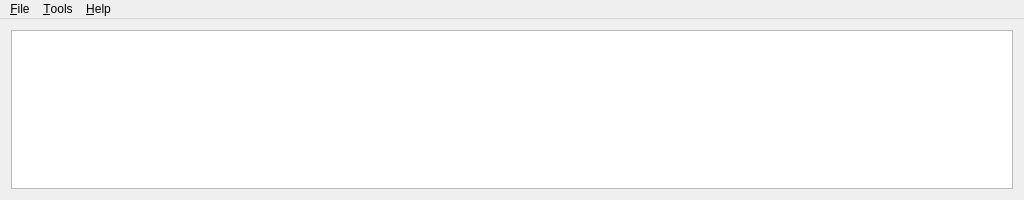
albar965/littlenavconnect, file mainwindow.ui: the form before one commit.
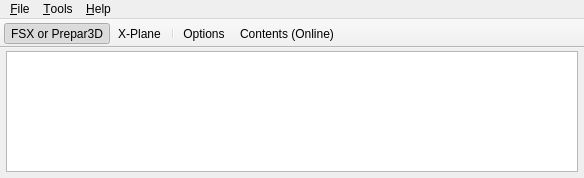
The form after the commit. Icons and pictures are not drawn.

Commit message: Enabled support for X-Plane. Added option for simulator switch and toolbar. Can now run on Linux and macOS. Updated readme. All #107

The edit to the form file:
```diff
--- a/mainwindow.ui
+++ b/mainwindow.ui
@@ -6,8 +6,8 @@
    <rect>
     <x>0</x>
     <y>0</y>
-    <width>1024</width>
-    <height>200</height>
+    <width>584</width>
+    <height>178</height>
    </rect>
   </property>
   <property name="windowTitle">
@@ -15,6 +15,18 @@
   </property>
   <widget class="QWidget" name="centralWidget">
    <layout class="QVBoxLayout" name="verticalLayout">
+    <property name="leftMargin">
+     <number>6</number>
+    </property>
+    <property name="topMargin">
+     <number>3</number>
+    </property>
+    <property name="rightMargin">
+     <number>6</number>
+    </property>
+    <property name="bottomMargin">
+     <number>6</number>
+    </property>
     <item>
      <widget class="QTextEdit" name="textEdit">
       <property name="readOnly">
@@ -29,7 +41,7 @@
     <rect>
      <x>0</x>
      <y>0</y>
-     <width>1024</width>
+     <width>584</width>
      <height>19</height>
     </rect>
    </property>
@@ -60,6 +72,28 @@
    <addaction name="menuTools"/>
    <addaction name="menuHelp"/>
   </widget>
+  <widget class="QToolBar" name="toolBar">
+   <property name="windowTitle">
+    <string>Toolbar</string>
+   </property>
+   <property name="movable">
+    <bool>false</bool>
+   </property>
+   <property name="floatable">
+    <bool>false</bool>
+   </property>
+   <attribute name="toolBarArea">
+    <enum>TopToolBarArea</enum>
+   </attribute>
+   <attribute name="toolBarBreak">
+    <bool>false</bool>
+   </attribute>
+   <addaction name="actionConnectFsx"/>
+   <addaction name="actionConnectXplane"/>
+   <addaction name="separator"/>
+   <addaction name="actionOptions"/>
+   <addaction name="actionContents"/>
+  </widget>
   <action name="actionQuit">
    <property name="icon">
     <iconset resource="littlenavconnect.qrc">
@@ -143,6 +177,37 @@
     <string>&amp;Contents (Offline, PDF)</string>
    </property>
   </action>
+  <action name="actionConnectFsx">
+   <property name="checkable">
+    <bool>true</bool>
+   </property>
+   <property name="checked">
+    <bool>true</bool>
+   </property>
+   <property name="text">
+    <string>FSX or Prepar3D</string>
+   </property>
+   <property name="toolTip">
+    <string>Connect to FSX or Prepar3D using SimConnect.</string>
+   </property>
+   <property name="shortcut">
+    <string>Ctrl+Shift+F</string>
+   </property>
+  </action>
+  <action name="actionConnectXplane">
+   <property name="checkable">
+    <bool>true</bool>
+   </property>
+   <property name="text">
+    <string>X-Plane</string>
+   </property>
+   <property name="toolTip">
+    <string>Connect to X-Plane using the Little Xpconnect plugin.</string>
+   </property>
+   <property name="shortcut">
+    <string>Ctrl+Shift+X</string>
+   </property>
+  </action>
  </widget>
  <layoutdefault spacing="6" margin="11"/>
  <resources>
```
Left out of the diff: 3 changed lines with no effect on the pictures. The commit also changes 8 other files.
